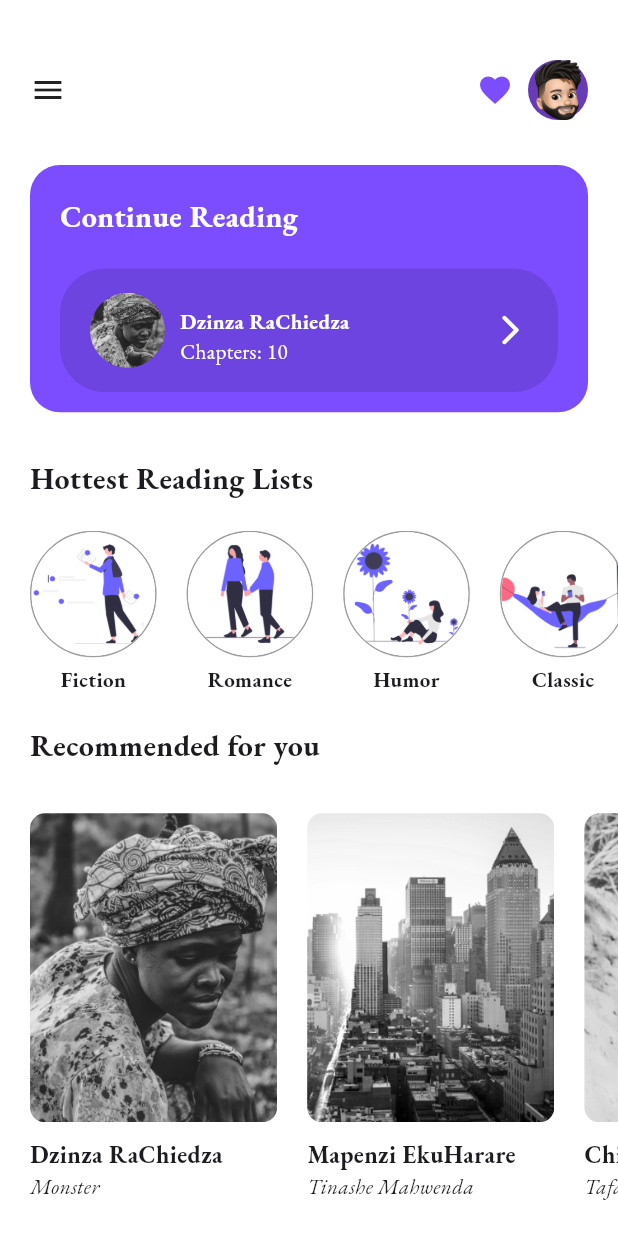
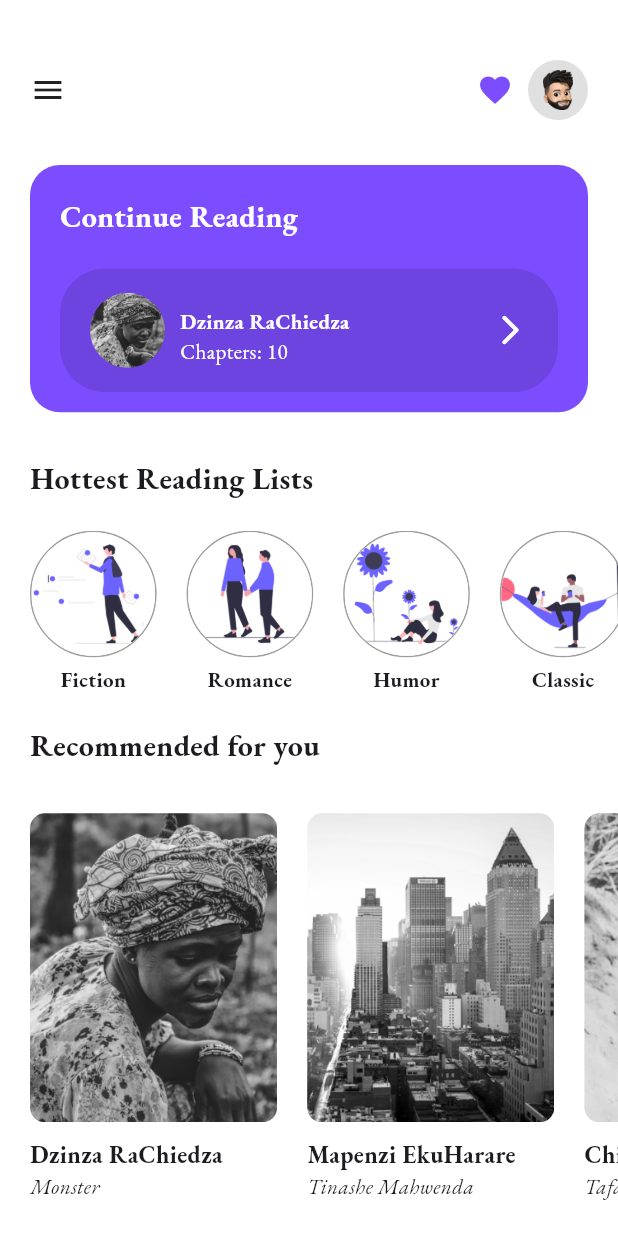
Before and after one commit to tinashemahwenda/redi-book-app, a Flutter app: the HomePage screen opened directly, on a phone screen of 412 x 824 dp. Run offline on Flutter 3.47's test engine with Material 3 defaults, Android fonts, the phone set to English and light mode, and no system bars; our stand-ins replace flutter_svg, lottie; missing offline and left inert: screen_brightness.

Commit message:
MAde some routing to the Profile Page

```diff
--- a/lib/components/cool_navigationbar.dart
+++ b/lib/components/cool_navigationbar.dart
@@ -1,6 +1,7 @@
 import 'package:flutter/material.dart';
 //import 'package:redi/screens/leaderboard.dart';
 import '../screens/favorites_page.dart';
+import '../screens/profile_page.dart';
 
 class CoolNavigationbar extends StatelessWidget {
   const CoolNavigationbar({super.key});
@@ -22,9 +23,13 @@ class CoolNavigationbar extends StatelessWidget {
                 color: Colors.deepPurpleAccent,
               ),
             ),
-            CircleAvatar(
-              backgroundColor: Colors.deepPurple,
-              child: Image.asset('assets/images/profile/face.png'),
+            GestureDetector(
+              onTap: () => Navigator.push(context,
+                  MaterialPageRoute(builder: (context) => ProfilePage())),
+              child: CircleAvatar(
+                backgroundColor: Colors.grey[300],
+                child: Image.asset('assets/images/profile/face.png', width: 20),
+              ),
             )
           ],
         )
```
